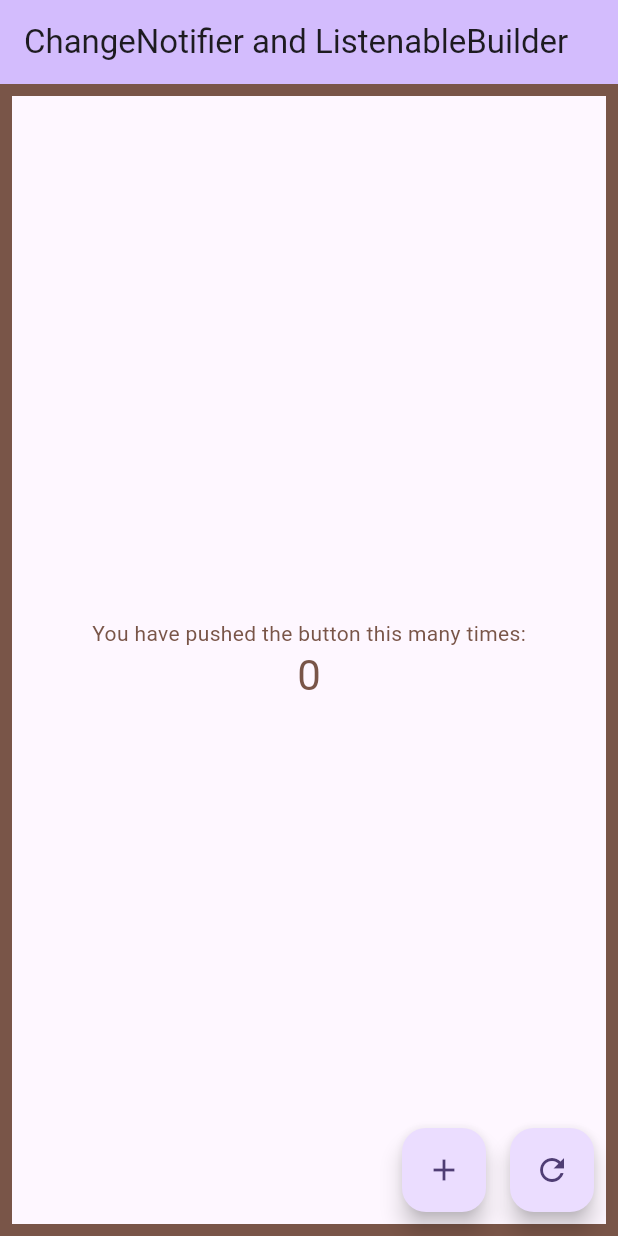
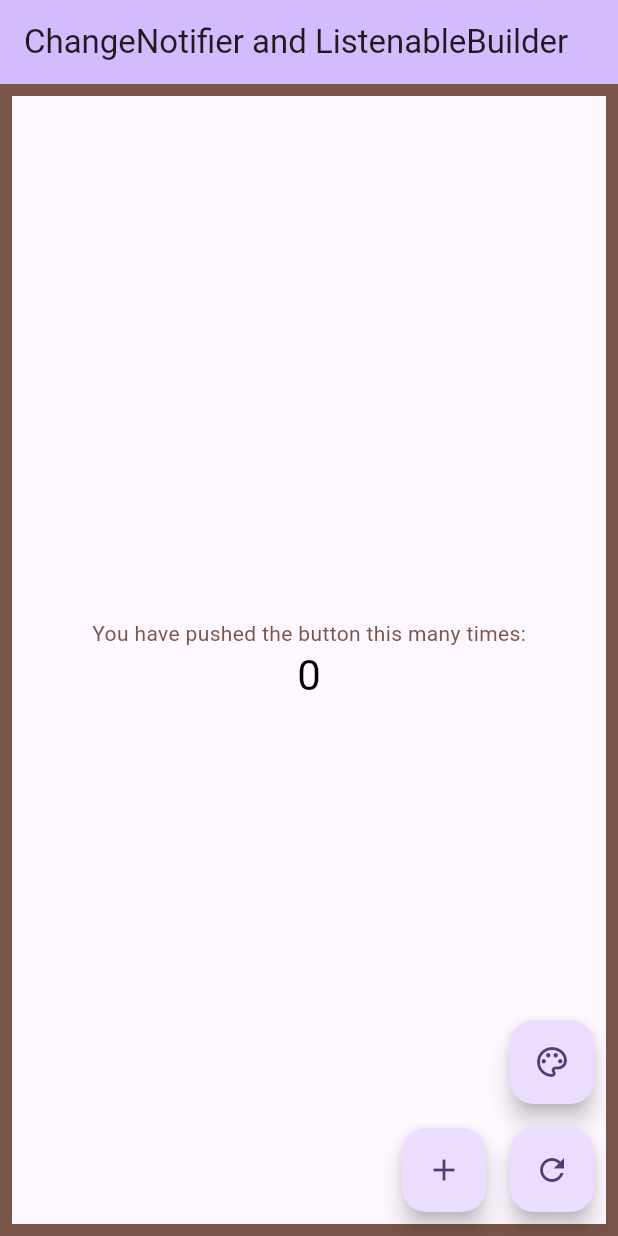
Before and after one commit to kboomska/notification_listeners_example, a Flutter app: the screen it shows after launch, after a tap on the "add" icon, after a tap on the "refresh" icon, on a phone screen of 412 x 824 dp. Run offline on Flutter 3.47's test engine with Material 2 defaults, Android fonts, the phone set to English and light mode, and no system bars.

Commit message:
Добавление параметра цвета счетчика в CounterModel управляемого отдельно

```diff
--- /dev/null
+++ b/lib/model/counter_model.dart
@@ -0,0 +1,40 @@
+import 'dart:math';
+
+import 'package:flutter/material.dart';
+
+/// Если требуется зависимость от мутабельных типов данных или моделей с
+/// несколькими меняющимися параметрами, то имеет смысл использовать
+/// ChangeNotifier.
+///
+/// Для справки:
+/// ValueNotifier - это дочерний класс ChangeNotifier, содержащий единственное
+/// значение.
+class CounterModel with ChangeNotifier {
+  int _count = 0;
+  Color _color = Colors.black;
+
+  int get count => _count;
+  Color get color => _color;
+
+  void increment() {
+    _count += 1;
+    // Метод для оповещения слушателей об изменении в CounterModel.
+    notifyListeners();
+  }
+
+  void reset() {
+    if (_count != 0) {
+      _count = 0;
+      // Метод для оповещения слушателей об изменении в CounterModel.
+      notifyListeners();
+    }
+  }
+
+  void changeColor() {
+    _color = Colors.primaries[Random().nextInt(
+      Colors.primaries.length,
+    )];
+    // Метод для оповещения слушателей об изменении в CounterModel.
+    notifyListeners();
+  }
+}
--- a/lib/widget/home_page.dart
+++ b/lib/widget/home_page.dart
@@ -1,33 +1,7 @@
 import 'dart:math';
 
 import 'package:flutter/material.dart';
-
-/// Если требуется зависимость от мутабельных типов данных или моделей с
-/// несколькими меняющимися параметрами, то имеет смысл использовать
-/// ChangeNotifier.
-///
-/// Для справки:
-/// ValueNotifier - это дочерний класс ChangeNotifier, содержащий единственное
-/// значение.
-class CounterModel with ChangeNotifier {
-  int _count = 0;
-
-  int get count => _count;
-
-  void increment() {
-    _count += 1;
-    // Метод для оповещения слушателей об изменении в CounterModel.
-    notifyListeners();
-  }
-
-  void reset() {
-    if (_count != 0) {
-      _count = 0;
-      // Метод для оповещения слушателей об изменении в CounterModel.
-      notifyListeners();
-    }
-  }
-}
+import 'package:notification_listeners_example/model/counter_model.dart';
 
 /// Пример использования ChangeNotifier совместно с ListenableBuilder
 /// для отслеживания изменения мутабельной модели и перерисовки только
@@ -71,7 +45,7 @@ class _MyHomePageState extends State<MyHomePage> {
                 mainAxisAlignment: MainAxisAlignment.center,
                 children: <Widget>[
                   child!,
-                  CounterWidget(counter: _counter.count),
+                  CounterWidget(counterNotifier: _counter),
                 ],
               ),
             );
@@ -83,6 +57,7 @@ class _MyHomePageState extends State<MyHomePage> {
       ),
       floatingActionButton: Row(
         mainAxisAlignment: MainAxisAlignment.end,
+        crossAxisAlignment: CrossAxisAlignment.end,
         children: [
           FloatingActionButton(
             onPressed: () => _counter.increment(),
@@ -90,10 +65,22 @@ class _MyHomePageState extends State<MyHomePage> {
             child: const Icon(Icons.add),
           ),
           const SizedBox(width: 16),
-          FloatingActionButton(
-            onPressed: () => _counter.reset(),
-            tooltip: 'Reset',
-            child: const Icon(Icons.refresh_outlined),
+          Column(
+            mainAxisAlignment: MainAxisAlignment.end,
+            children: [
+              // Изменение цвета счетчика по нажатию соответствующей кнопки.
+              FloatingActionButton(
+                onPressed: () => _counter.changeColor(),
+                tooltip: 'Change Color',
+                child: const Icon(Icons.color_lens_outlined),
+              ),
+              const SizedBox(height: 16),
+              FloatingActionButton(
+                onPressed: () => _counter.reset(),
+                tooltip: 'Reset',
+                child: const Icon(Icons.refresh_outlined),
+              ),
+            ],
           ),
         ],
       ),
@@ -126,22 +113,17 @@ class TextWidget extends StatelessWidget {
 class CounterWidget extends StatelessWidget {
   const CounterWidget({
     super.key,
-    required int counter,
-  }) : _counter = counter;
+    required CounterModel counterNotifier,
+  }) : _counterNotifier = counterNotifier;
 
-  final int _counter;
+  final CounterModel _counterNotifier;
 
   @override
   Widget build(BuildContext context) {
-    // Генерация случайного цвета счетчика для контроля его перерисовки.
-    final counterColor = Colors.primaries[Random().nextInt(
-      Colors.primaries.length,
-    )];
-
     return Text(
-      '$_counter',
+      '${_counterNotifier.count}',
       style: Theme.of(context).textTheme.headlineMedium?.copyWith(
-            color: counterColor,
+            color: _counterNotifier.color,
           ),
     );
   }
```
